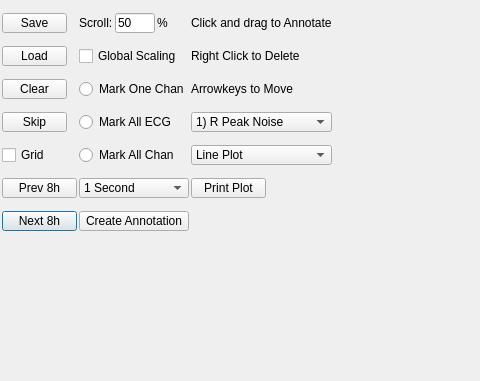
Before: the Qt Designer form source/qtvi/noise_marking_gui.ui in MiraWelner/QTVI, drawn with Qt 5; both pictures show x 0 to 480 and y 0 to 381 of the 1303 by 636 pixel window.
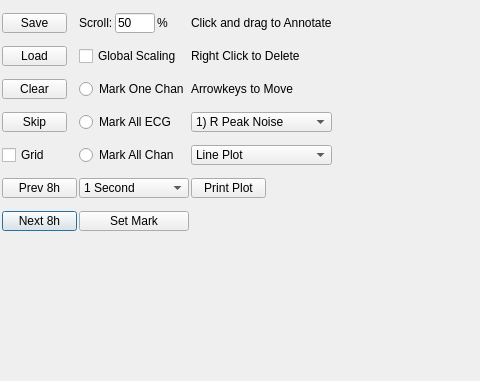
After: the same form once the commit is applied. Custom widgets are drawn as their Qt base class.

The edit to the form file:
```diff
--- a/source/qtvi/noise_marking_gui.ui
+++ b/source/qtvi/noise_marking_gui.ui
@@ -165,7 +165,7 @@
           </size>
          </property>
          <property name="text">
-          <string>Create Annotation</string>
+          <string>Set Mark</string>
          </property>
         </widget>
        </item>
```
Left out of the diff: 12 changed lines with no effect on the pictures.
